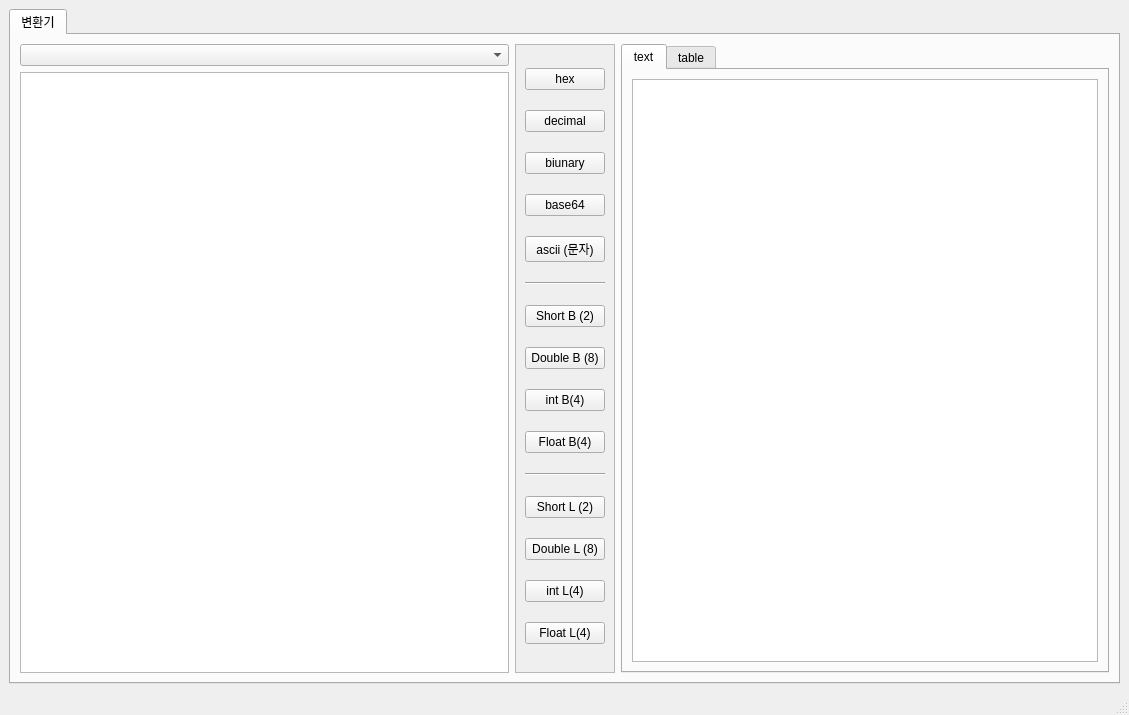
Before: the Qt Designer form ui/utilty.ui in gusdnd3150/communication-gui, drawn with Qt 5.
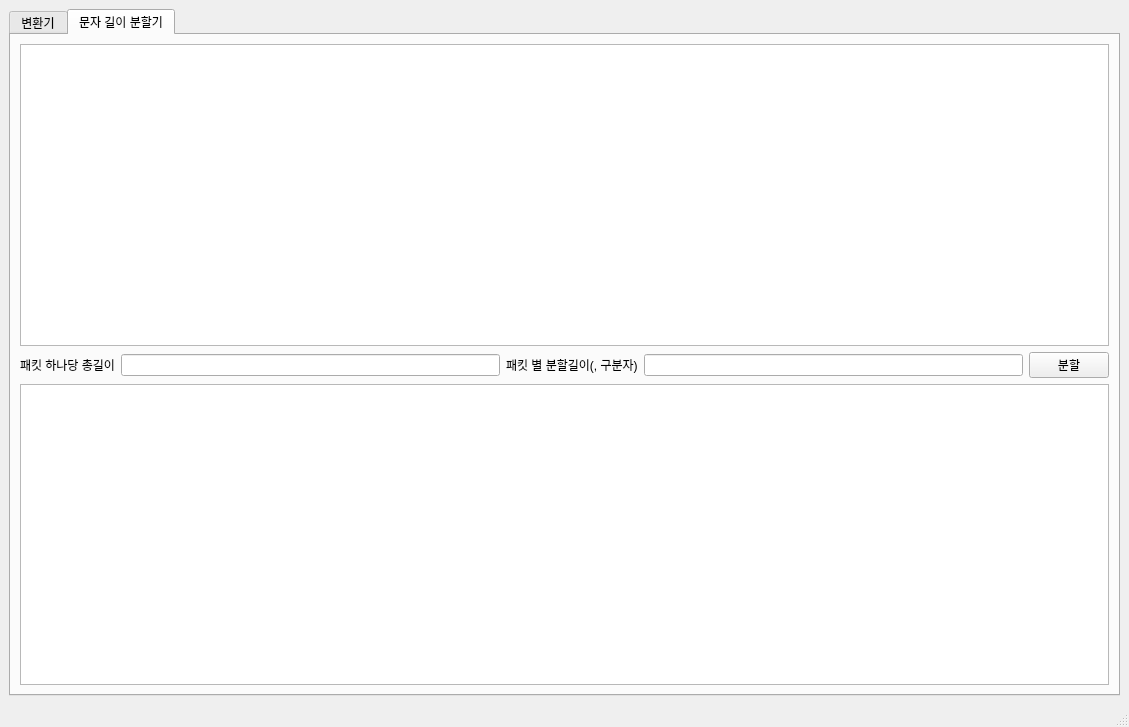
After: the same form once the commit is applied. The open tabs and pages were chosen to show the change.

Diff of the .ui file:
```diff
--- a/ui/utilty.ui
+++ b/ui/utilty.ui
@@ -7,7 +7,7 @@
     <x>0</x>
     <y>0</y>
     <width>1129</width>
-    <height>715</height>
+    <height>727</height>
    </rect>
   </property>
   <property name="windowTitle">
@@ -48,7 +48,7 @@
              <x>0</x>
              <y>0</y>
              <width>98</width>
-             <height>605</height>
+             <height>623</height>
             </rect>
            </property>
            <layout class="QVBoxLayout" name="verticalLayout">
@@ -90,7 +90,7 @@
             <item>
              <widget class="Line" name="line">
               <property name="orientation">
-               <enum>Qt::Orientation::Horizontal</enum>
+               <enum>Qt::Vertical</enum>
               </property>
              </widget>
             </item>
@@ -125,7 +125,7 @@
             <item>
              <widget class="Line" name="line_2">
               <property name="orientation">
-               <enum>Qt::Orientation::Horizontal</enum>
+               <enum>Qt::Vertical</enum>
               </property>
              </widget>
             </item>
@@ -199,6 +199,54 @@
         </item>
        </layout>
       </widget>
+      <widget class="QWidget" name="tab_2">
+       <attribute name="title">
+        <string>문자 길이 분할기</string>
+       </attribute>
+       <layout class="QGridLayout" name="gridLayout_6">
+        <item row="0" column="0">
+         <layout class="QVBoxLayout" name="verticalLayout_2">
+          <item>
+           <widget class="QTextEdit" name="pre_text"/>
+          </item>
+          <item>
+           <layout class="QGridLayout" name="gridLayout_5">
+            <item row="0" column="1">
+             <widget class="QLineEdit" name="total_length"/>
+            </item>
+            <item row="0" column="3">
+             <widget class="QLineEdit" name="divied_length"/>
+            </item>
+            <item row="0" column="2">
+             <widget class="QLabel" name="label_2">
+              <property name="text">
+               <string>패킷 별 분할길이(, 구분자)</string>
+              </property>
+             </widget>
+            </item>
+            <item row="0" column="0">
+             <widget class="QLabel" name="label">
+              <property name="text">
+               <string>패킷 하나당 총길이</string>
+              </property>
+             </widget>
+            </item>
+            <item row="0" column="4">
+             <widget class="QPushButton" name="run_divied">
+              <property name="text">
+               <string>분할</string>
+              </property>
+             </widget>
+            </item>
+           </layout>
+          </item>
+          <item>
+           <widget class="QTextEdit" name="next_text"/>
+          </item>
+         </layout>
+        </item>
+       </layout>
+      </widget>
      </widget>
     </item>
    </layout>
```
Left out of the diff: 2 changed lines with no effect on the pictures.
